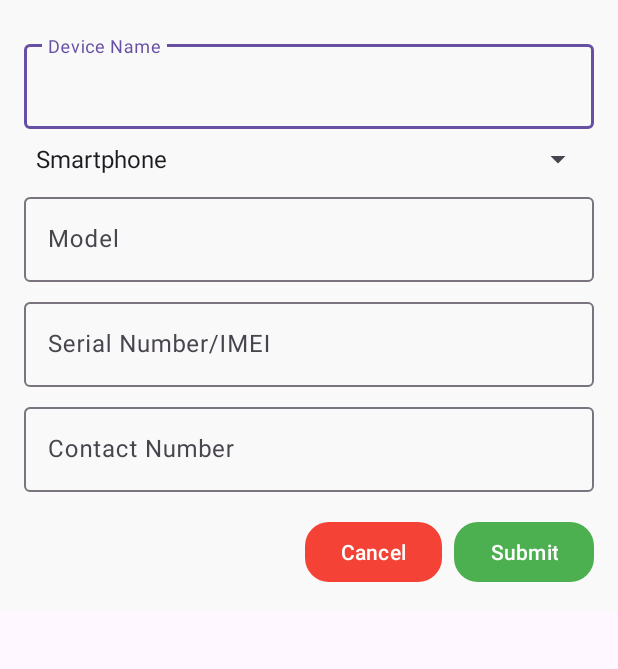
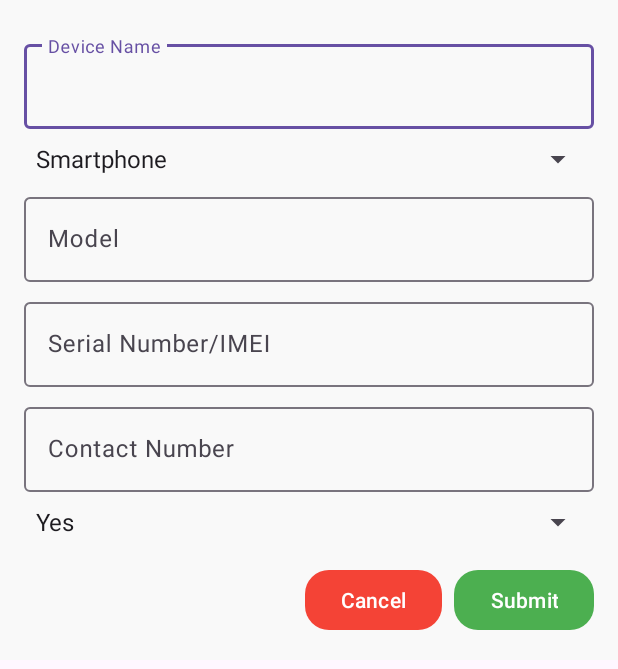
Before and after one commit to viswa0274/Mobile-Tracking-App, an Android app: the layout dialog_add_device.xml on its own in the app's theme, with its tools: preview values and no code run, on a phone screen of 412 x 824 dp. Shown: the top 669 px of the screen. Run offline under Robolectric (Android 15) with nearby library versions, the phone set to English and light mode, and no system bars.

Commit message:
Initial Commit

```diff
--- a/app/build.gradle.kts
+++ b/app/build.gradle.kts
@@ -54,6 +54,7 @@
     // OpenStreetMap (OSMDroid)
     implementation(libs.osmdroid.android)
     implementation(libs.osmdroid.wms)
+    implementation(libs.firebase.messaging.ktx)
 
     // Testing libraries
     testImplementation(libs.junit)
--- a/app/src/main/java/com/example/tracking/SignInActivity.kt
+++ b/app/src/main/java/com/example/tracking/SignInActivity.kt
@@ -7,6 +7,8 @@
 import android.widget.Toast
 import androidx.appcompat.app.AppCompatActivity
 import com.google.firebase.auth.FirebaseAuth
+import android.provider.Settings
+import com.google.firebase.messaging.FirebaseMessaging
 import com.google.firebase.firestore.FirebaseFirestore
 
 class SignInActivity : AppCompatActivity() {
--- a/app/src/main/res/layout/dialog_add_device.xml
+++ b/app/src/main/res/layout/dialog_add_device.xml
@@ -13,7 +13,7 @@
         android:id="@+id/tilDeviceName"
         android:layout_width="match_parent"
         android:layout_height="wrap_content"
-        android:layout_marginTop="8dp"> <!-- Corrected usage here -->
+        android:layout_marginTop="8dp">
 
         <com.google.android.material.textfield.TextInputEditText
             android:id="@+id/etDeviceName"
@@ -31,14 +31,14 @@
         android:id="@+id/tilDeviceType"
         android:layout_width="match_parent"
         android:layout_height="wrap_content"
-        android:layout_marginTop="8dp"> <!-- Corrected usage here -->
+        android:layout_marginTop="8dp">
 
         <Spinner
             android:id="@+id/spDeviceType"
             android:layout_width="match_parent"
             android:layout_height="wrap_content"
             android:entries="@array/device_types"
-            android:popupBackground="@android:color/white"/>
+            android:popupBackground="@android:color/white" />
     </com.google.android.material.textfield.TextInputLayout>
 
     <!-- Model -->
@@ -46,7 +46,7 @@
         android:id="@+id/tilModel"
         android:layout_width="match_parent"
         android:layout_height="wrap_content"
-        android:layout_marginTop="8dp"> <!-- Corrected usage here -->
+        android:layout_marginTop="8dp">
 
         <com.google.android.material.textfield.TextInputEditText
             android:id="@+id/etModel"
@@ -63,7 +63,7 @@
         android:id="@+id/tilSerialNumber"
         android:layout_width="match_parent"
         android:layout_height="wrap_content"
-        android:layout_marginTop="8dp"> <!-- Corrected usage here -->
+        android:layout_marginTop="8dp">
 
         <com.google.android.material.textfield.TextInputEditText
             android:id="@+id/etSerialNumber"
@@ -82,7 +82,7 @@
         android:id="@+id/tilContactNumber"
         android:layout_width="match_parent"
         android:layout_height="wrap_content"
-        android:layout_marginTop="8dp"> <!-- Corrected usage here -->
+        android:layout_marginTop="8dp">
 
         <com.google.android.material.textfield.TextInputEditText
             android:id="@+id/etContactNumber"
@@ -94,6 +94,21 @@
             android:textColor="#333333"
             app:boxBackgroundColor="@android:color/white"
             app:boxStrokeColor="#D1D1D1" />
+    </com.google.android.material.textfield.TextInputLayout>
+
+    <!-- Is this your current device? -->
+    <com.google.android.material.textfield.TextInputLayout
+        android:id="@+id/tilCurrentDevice"
+        android:layout_width="match_parent"
+        android:layout_height="wrap_content"
+        android:layout_marginTop="8dp">
+
+        <Spinner
+            android:id="@+id/spCurrentDevice"
+            android:layout_width="match_parent"
+            android:layout_height="wrap_content"
+            android:entries="@array/yes_no"
+            android:popupBackground="@android:color/white" />
     </com.google.android.material.textfield.TextInputLayout>
 
     <!-- Buttons -->
--- a/app/src/main/res/values/ids.xml
+++ b/app/src/main/res/values/ids.xml
@@ -17,4 +17,5 @@
     <item name="imgAddDevice" type="id" />
     <item name="viewDevicesCardView" type="id" />
     <item name="devicesLayout" type="id" />
+    <item name="spFetchFCMToken" type="id" />
 </resources>
--- a/app/src/main/res/values/strings.xml
+++ b/app/src/main/res/values/strings.xml
@@ -5,4 +5,8 @@
         <item>Tablet</item>
         <item>Watch</item>
     </string-array>
+    <string-array name="yes_no">
+        <item>Yes</item>
+        <item>No</item>
+    </string-array>
 </resources>
--- a/gradle/libs.versions.toml
+++ b/gradle/libs.versions.toml
@@ -21,6 +21,7 @@
 media3CommonKtx = "1.5.1"
 play_services = "21.0.1"
 playServicesMaps = "19.0.0"
+firebaseMessagingKtx = "24.1.0"
 
 
 [libraries]
@@ -45,6 +46,7 @@
 play-services-cast-framework = { group = "com.google.android.gms", name = "play-services-cast-framework", version.ref = "playServicesCastFramework" }
 androidx-media3-common-ktx = { group = "androidx.media3", name = "media3-common-ktx", version.ref = "media3CommonKtx" }
 play-services-maps = { group = "com.google.android.gms", name = "play-services-maps", version.ref = "playServicesMaps" }
+firebase-messaging-ktx = { group = "com.google.firebase", name = "firebase-messaging-ktx", version.ref = "firebaseMessagingKtx" }
 
 
 [plugins]
```
Also changed, not shown: app/src/main/java/com/example/tracking/DashboardActivity.kt (+57 -14 lines).
